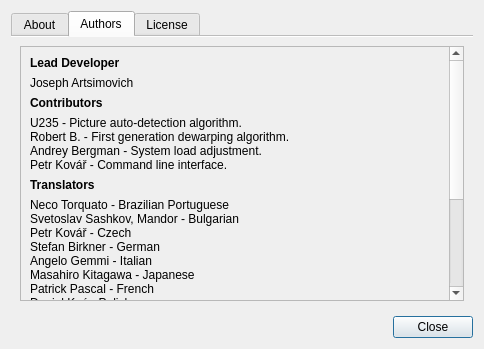
Old version of the form ui/AboutDialog.ui in the repository scantailor/scantailor.
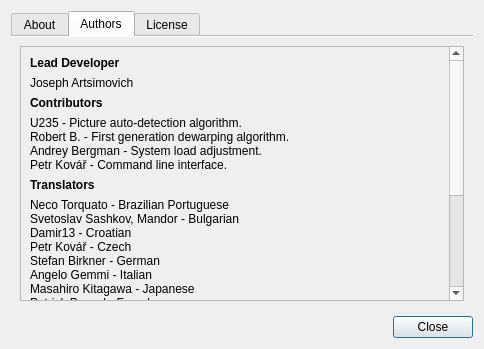
New version of the form. The open tabs and pages were chosen to show the change. Icons and pictures are not drawn.

Commit message: Add Croatian translation.

```diff
--- a/ui/AboutDialog.ui
+++ b/ui/AboutDialog.ui
@@ -110,9 +110,9 @@
           <property name="geometry">
            <rect>
             <x>0</x>
-            <y>0</y>
+            <y>-89</y>
             <width>425</width>
-            <height>397</height>
+            <height>410</height>
            </rect>
           </property>
           <layout class="QVBoxLayout" name="verticalLayout_2">
@@ -213,6 +213,13 @@
                </property>
               </widget>
              </item>
+             <item>
+              <widget class="QLabel" name="label_29">
+               <property name="text">
+                <string>Damir13 - Croatian</string>
+               </property>
+              </widget>
+             </item>
              <item>
               <widget class="QLabel" name="label_16">
                <property name="text">
```
Left out of the diff: 3 changed lines with no effect on the pictures. The commit also changes 2 other files.
